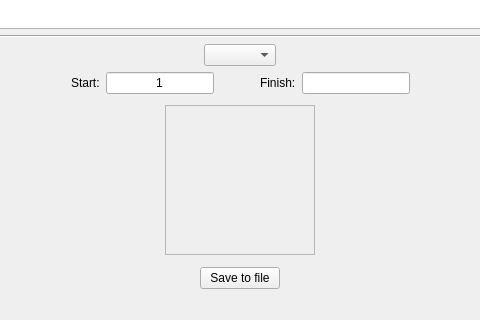
davemccormick/pyAnimalTrack, file src/pyAnimalTrack/ui/View/FeaturesWindow.ui: the form before one commit; both pictures show x 160 to 640 and y 280 to 600 of the 800 by 600 pixel window.
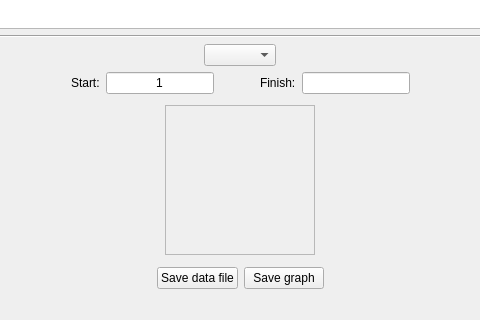
The form after the commit.

What changed in the file:
```diff
--- a/src/pyAnimalTrack/ui/View/FeaturesWindow.ui
+++ b/src/pyAnimalTrack/ui/View/FeaturesWindow.ui
@@ -321,7 +321,14 @@
            </sizepolicy>
           </property>
           <property name="text">
-           <string>Save to file</string>
+           <string>Save data file</string>
+          </property>
+         </widget>
+        </item>
+        <item>
+         <widget class="QPushButton" name="saveGraphButton">
+          <property name="text">
+           <string>Save graph</string>
           </property>
          </widget>
         </item>
```
Left out of the diff: 2 changed lines with no effect on the pictures.
